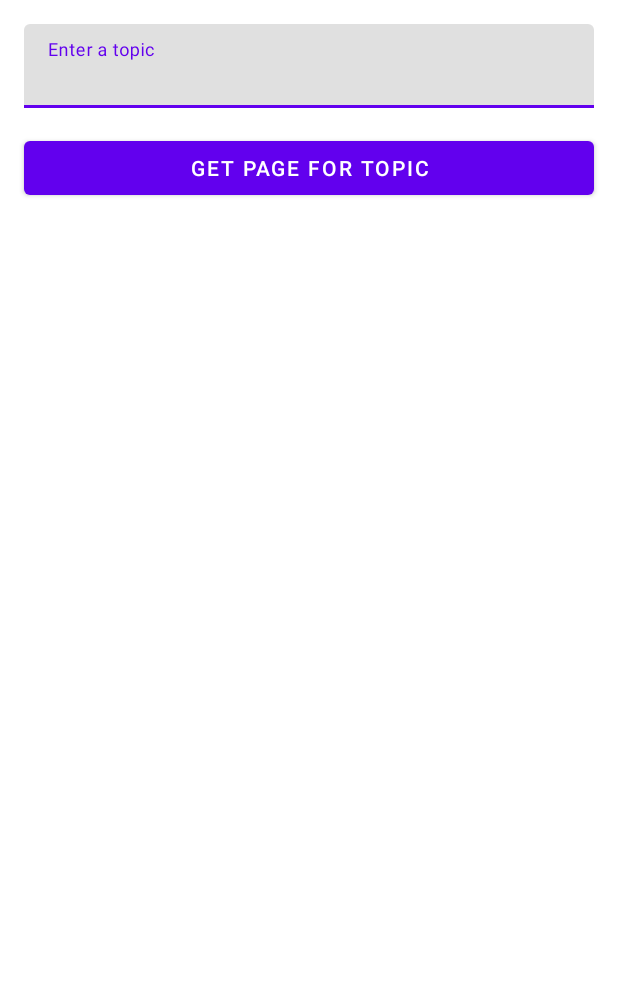
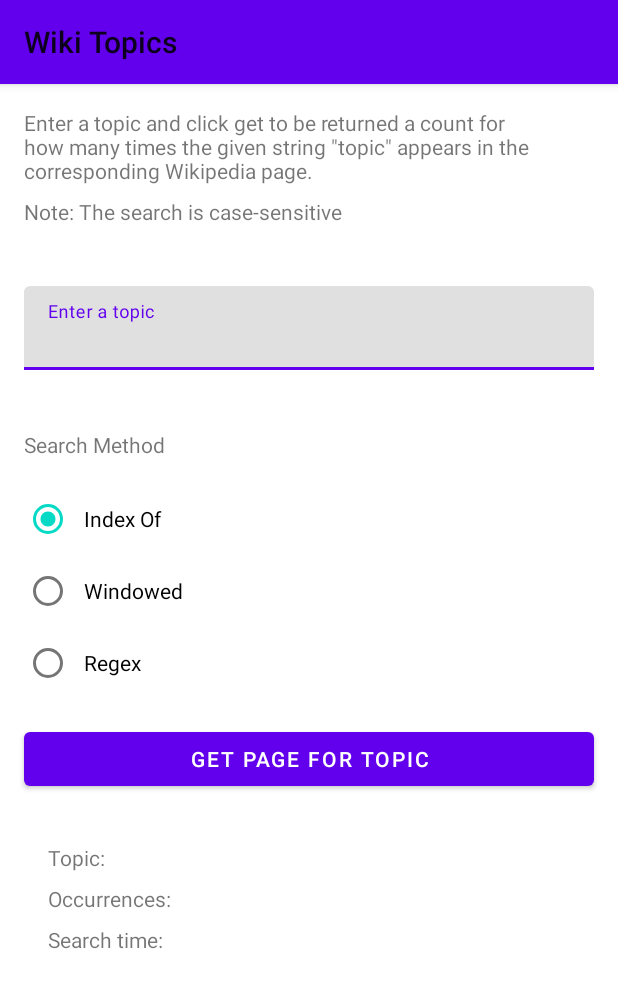
Before and after one commit to maxhvesser/wiki-topics-android, an Android app: the layout activity_home.xml on its own in the app's theme, with its tools: preview values and no code run, on a phone screen of 412 x 824 dp. Shown: the top 988 px of the screen. Run offline under Robolectric (Android 15) with nearby library versions, the phone set to English and light mode, and no system bars.

Commit message:
Added more concrete UI implementation to layout files

```diff
--- a/app/src/main/res/layout/activity_home.xml
+++ b/app/src/main/res/layout/activity_home.xml
@@ -1,5 +1,6 @@
 <?xml version="1.0" encoding="utf-8"?>
 <androidx.constraintlayout.widget.ConstraintLayout
+    android:id="@+id/parent"
     xmlns:android="http://schemas.android.com/apk/res/android"
     xmlns:app="http://schemas.android.com/apk/res-auto"
     xmlns:tools="http://schemas.android.com/tools"
@@ -7,16 +8,56 @@
     android:layout_height="match_parent"
     tools:context=".ui.home.HomeActivity">
 
-    <!-- Topic Input Field -->
+    <!-- Top App Bar -->
+    <com.google.android.material.appbar.AppBarLayout
+        android:id="@+id/app_bar_layout"
+        android:layout_width="0dp"
+        android:layout_height="wrap_content"
+        app:layout_constraintTop_toTopOf="parent"
+        app:layout_constraintStart_toStartOf="parent"
+        app:layout_constraintEnd_toEndOf="parent">
+        <Toolbar
+            android:layout_width="match_parent"
+            android:layout_height="wrap_content"
+            android:title="@string/app_name"/>
+    </com.google.android.material.appbar.AppBarLayout>
+
+    <!-- Description -->
+    <TextView
+        android:id="@+id/description"
+        android:layout_width="0dp"
+        android:layout_height="wrap_content"
+        android:text="@string/home_description"
+        android:layout_marginTop="@dimen/regular"
+        android:layout_marginStart="@dimen/regular"
+        android:layout_marginEnd="@dimen/regular"
+        app:layout_constraintTop_toBottomOf="@id/app_bar_layout"
+        app:layout_constraintStart_toStartOf="parent"
+        app:layout_constraintEnd_toEndOf="parent"/>
+
+    <!-- Note -->
+    <TextView
+        android:id="@+id/note"
+        android:layout_width="0dp"
+        android:layout_height="wrap_content"
+        android:text="@string/home_note"
+        android:layout_marginTop="@dimen/small"
+        android:layout_marginStart="@dimen/regular"
+        android:layout_marginEnd="@dimen/regular"
+        app:layout_constraintTop_toBottomOf="@id/description"
+        app:layout_constraintStart_toStartOf="parent"
+        app:layout_constraintEnd_toEndOf="parent"/>
+
+    <!-- Topic Input -->
     <com.google.android.material.textfield.TextInputLayout
         android:id="@+id/topic_input_layout"
         android:layout_width="0dp"
         android:layout_height="wrap_content"
         android:hint="@string/topic_input_label"
-        android:layout_marginTop="@dimen/regular"
+        android:layout_marginTop="@dimen/large"
         android:layout_marginStart="@dimen/regular"
         android:layout_marginEnd="@dimen/regular"
-        app:layout_constraintTop_toTopOf="parent"
+        app:layout_constraintTop_toBottomOf="@id/note"
         app:layout_constraintStart_toStartOf="parent"
         app:layout_constraintEnd_toEndOf="parent">
         <com.google.android.material.textfield.TextInputEditText
@@ -24,6 +65,57 @@
             android:layout_width="match_parent"
             android:layout_height="wrap_content"/>
     </com.google.android.material.textfield.TextInputLayout>
+
+    <!-- Search Method -->
+    <TextView
+        android:id="@+id/search_method_title"
+        android:layout_width="0dp"
+        android:layout_height="wrap_content"
+        android:text="@string/search_method_title"
+        android:layout_marginTop="@dimen/large"
+        android:layout_marginStart="@dimen/regular"
+        android:layout_marginEnd="@dimen/regular"
+        app:layout_constraintTop_toBottomOf="@id/topic_input_layout"
+        app:layout_constraintStart_toStartOf="parent"
+        app:layout_constraintEnd_toEndOf="parent"/>
+
+    <!-- Search Methods -->
+    <RadioGroup
+        android:id="@+id/search_method_radio_group"
+        android:layout_width="0dp"
+        android:layout_height="wrap_content"
+        android:layout_marginTop="@dimen/regular"
+        android:layout_marginStart="@dimen/regular"
+        android:layout_marginEnd="@dimen/regular"
+        app:layout_constraintTop_toBottomOf="@id/search_method_title"
+        app:layout_constraintStart_toStartOf="parent"
+        app:layout_constraintEnd_toEndOf="parent">
+        <!-- Index -->
+        <RadioButton
+            android:id="@+id/radio_index"
+            android:text="@string/search_method_index"
+            android:paddingStart="@dimen/small"
+            android:paddingEnd="@dimen/small"
+            android:checked="true"
+            android:layout_width="match_parent"
+            android:layout_height="wrap_content"/>
+        <!-- Windowed -->
+        <RadioButton
+            android:id="@+id/radio_windowed"
+            android:text="@string/search_method_windowed"
+            android:paddingStart="@dimen/small"
+            android:paddingEnd="@dimen/small"
+            android:layout_width="match_parent"
+            android:layout_height="wrap_content"/>
+        <!-- Regex -->
+        <RadioButton
+            android:id="@+id/radio_regex"
+            android:text="@string/search_method_regex"
+            android:paddingStart="@dimen/small"
+            android:paddingEnd="@dimen/small"
+            android:layout_width="match_parent"
+            android:layout_height="wrap_content"/>
+    </RadioGroup>
 
     <!-- Get Page Button -->
     <Button
@@ -34,7 +126,20 @@
         android:layout_marginTop="@dimen/regular"
         android:layout_marginStart="@dimen/regular"
         android:layout_marginEnd="@dimen/regular"
-        app:layout_constraintTop_toBottomOf="@id/topic_input_layout"
+        app:layout_constraintTop_toBottomOf="@id/search_method_radio_group"
+        app:layout_constraintStart_toStartOf="parent"
+        app:layout_constraintEnd_toEndOf="parent"/>
+
+    <!-- Results -->
+    <include
+        android:id="@+id/results"
+        layout="@layout/layout_results"
+        android:layout_width="0dp"
+        android:layout_height="wrap_content"
+        android:layout_marginTop="@dimen/regular"
+        android:layout_marginStart="@dimen/regular"
+        android:layout_marginEnd="@dimen/regular"
+        app:layout_constraintTop_toBottomOf="@id/get_page_button"
         app:layout_constraintStart_toStartOf="parent"
         app:layout_constraintEnd_toEndOf="parent"/>
 
--- /dev/null
+++ b/app/src/main/res/layout/layout_results.xml
@@ -0,0 +1,64 @@
+<?xml version="1.0" encoding="utf-8"?>
+<androidx.constraintlayout.widget.ConstraintLayout
+    android:id="@+id/parent"
+    xmlns:android="http://schemas.android.com/apk/res/android"
+    xmlns:app="http://schemas.android.com/apk/res-auto"
+    xmlns:tools="http://schemas.android.com/tools"
+    android:layout_width="match_parent"
+    android:layout_height="wrap_content"
+    android:padding="@dimen/regular">
+
+    <!-- Topic -->
+    <TextView
+        android:id="@+id/topic_title"
+        android:layout_width="wrap_content"
+        android:layout_height="wrap_content"
+        android:text="@string/result_topic"
+        app:layout_constraintTop_toTopOf="parent"
+        app:layout_constraintStart_toStartOf="parent"/>
+    <TextView
+        android:id="@+id/topic_text"
+        android:layout_width="wrap_content"
+        android:layout_height="wrap_content"
+        tools:text="Android"
+        app:layout_constraintTop_toTopOf="parent"
+        app:layout_constraintEnd_toEndOf="parent"/>
+
+    <!-- Occurrences -->
+    <TextView
+        android:id="@+id/occurrences_title"
+        android:layout_width="wrap_content"
+        android:layout_height="wrap_content"
+        android:text="@string/result_occurrences"
+        android:layout_marginTop="@dimen/small"
+        app:layout_constraintTop_toBottomOf="@id/topic_title"
+        app:layout_constraintStart_toStartOf="parent"/>
+    <TextView
+        android:id="@+id/occurrences_text"
+        android:layout_width="wrap_content"
+        android:layout_height="wrap_content"
+        tools:text="94"
+        android:layout_marginTop="@dimen/small"
+        app:layout_constraintTop_toBottomOf="@id/topic_text"
+        app:layout_constraintEnd_toEndOf="parent"/>
+
+    <!-- Search Time -->
+    <TextView
+        android:id="@+id/time_title"
+        android:layout_width="wrap_content"
+        android:layout_height="wrap_content"
+        android:text="@string/result_time"
+        android:layout_marginTop="@dimen/small"
+        app:layout_constraintTop_toBottomOf="@id/occurrences_title"
+        app:layout_constraintStart_toStartOf="parent"/>
+    <TextView
+        android:id="@+id/time_text"
+        android:layout_width="wrap_content"
+        android:layout_height="wrap_content"
+        tools:text="123 ms"
+        android:layout_marginTop="@dimen/small"
+        app:layout_constraintTop_toBottomOf="@id/occurrences_text"
+        app:layout_constraintEnd_toEndOf="parent"/>
+
+
+</androidx.constraintlayout.widget.ConstraintLayout>
--- a/app/src/main/res/values/strings.xml
+++ b/app/src/main/res/values/strings.xml
@@ -7,6 +7,22 @@
     <!-- region Home -->
     <string name="topic_input_label">Enter a topic</string>
     <string name="get_page_button_label">Get page for topic</string>
+
+    <string name="home_description">Enter a topic and click get to be returned a count for how many times the given string \"topic\" appears in the corresponding Wikipedia page.</string>
+    <string name="home_note">Note: The search is case-sensitive</string>
+
+    <string name="search_method_title">Search Method</string>
+    <string name="search_method_index">Index Of</string>
+    <string name="search_method_windowed">Windowed</string>
+    <string name="search_method_regex">Regex</string>
+
+    <string name="result_topic">Topic:</string>
+    <string name="result_occurrences">Occurrences:</string>
+    <string name="result_time">Search time:</string>
+    <string name="result_time_template">%1$d ms</string>
+
+    <string name="error_empty">Please enter a topic</string>
+    <string name="error_no_results">No results were found for the given topic</string>
     <!-- endregion -->
 
 </resources>
```
